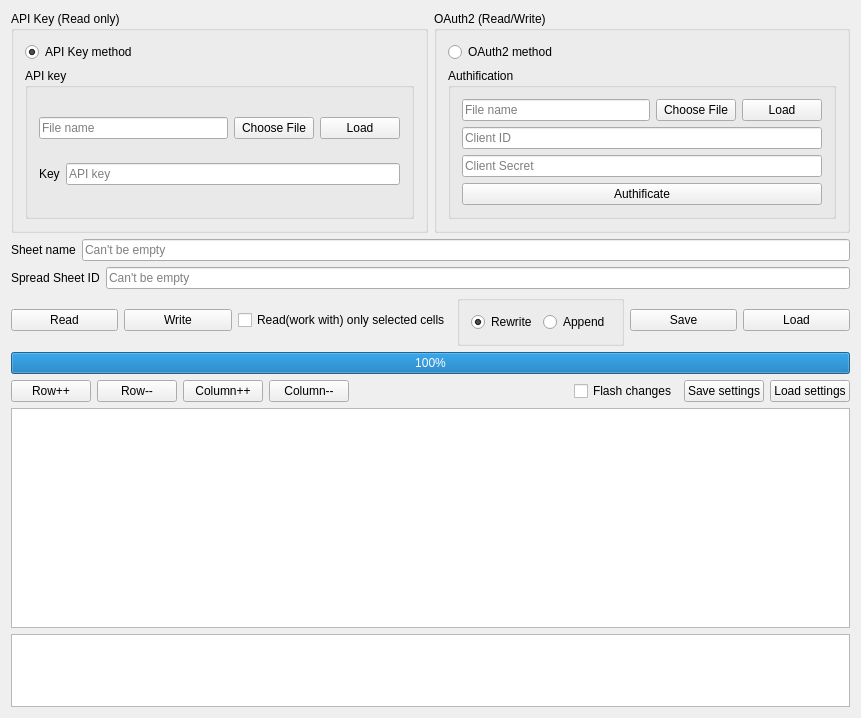
Old version of the form googlesheetsmodifier.ui in the repository 0mniCrow/GoogleSheetWriter.
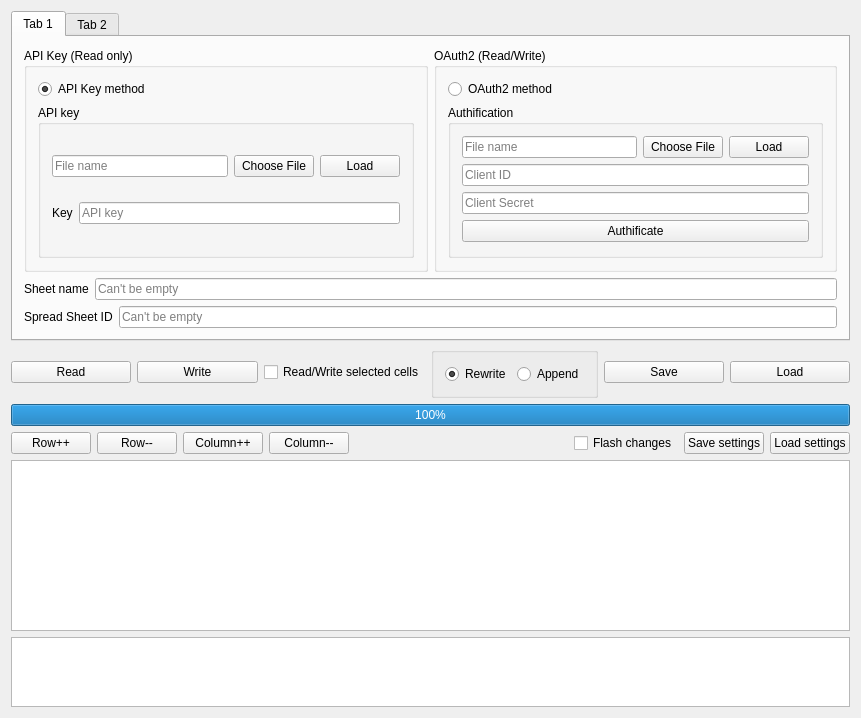
New version of the form.

Commit message: Separating settings from the main window. In process.

Patch:
```diff
--- a/googlesheetsmodifier.ui
+++ b/googlesheetsmodifier.ui
@@ -15,6 +15,16 @@
   </property>
   <layout class="QVBoxLayout" name="verticalLayout_3" stretch="0,0,0,0,0">
    <item>
+    <widget class="QTabWidget" name="tabWidget">
+     <property name="currentIndex">
+      <number>0</number>
+     </property>
+     <widget class="QWidget" name="tab_3">
+      <attribute name="title">
+       <string>Tab 1</string>
+      </attribute>
+      <layout class="QVBoxLayout" name="verticalLayout_8">
+       <item>
     <layout class="QHBoxLayout" name="horizontalLayout_9">
      <property name="leftMargin">
       <number>0</number>
@@ -187,7 +197,7 @@
     </layout>
    </item>
    <item>
-    <layout class="QVBoxLayout" name="verticalLayout_2">
+        <layout class="QVBoxLayout" name="verticalLayout_9">
      <property name="bottomMargin">
       <number>0</number>
      </property>
@@ -227,6 +237,22 @@
        </item>
       </layout>
      </item>
+        </layout>
+       </item>
+      </layout>
+     </widget>
+     <widget class="QWidget" name="tab_4">
+      <attribute name="title">
+       <string>Tab 2</string>
+      </attribute>
+     </widget>
+    </widget>
+   </item>
+   <item>
+    <layout class="QVBoxLayout" name="verticalLayout_2">
+     <property name="bottomMargin">
+      <number>0</number>
+     </property>
      <item>
       <layout class="QHBoxLayout" name="horizontalLayout">
        <item>
@@ -246,7 +272,7 @@
        <item>
         <widget class="QCheckBox" name="checkBox_Selected_cells_work">
          <property name="text">
-          <string>Read(work with) only selected cells</string>
+          <string>Read/Write selected cells</string>
          </property>
         </widget>
        </item>
```
Lines whose indentation alone changed are shown as unchanged. The commit also changes 1 other file.
